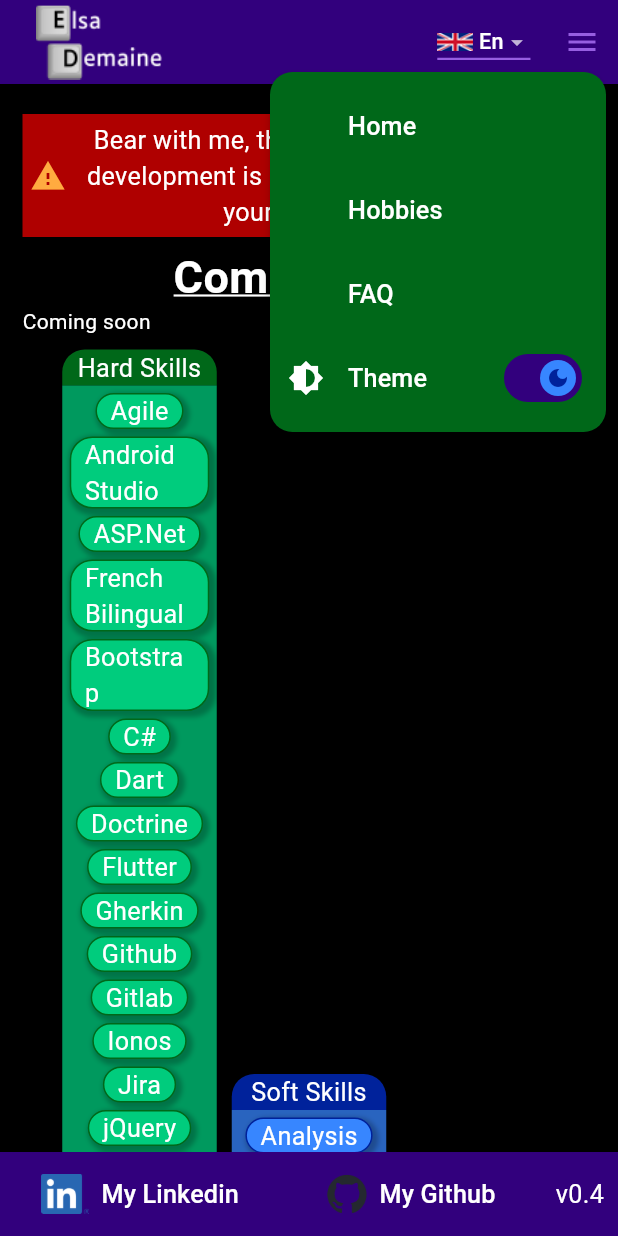
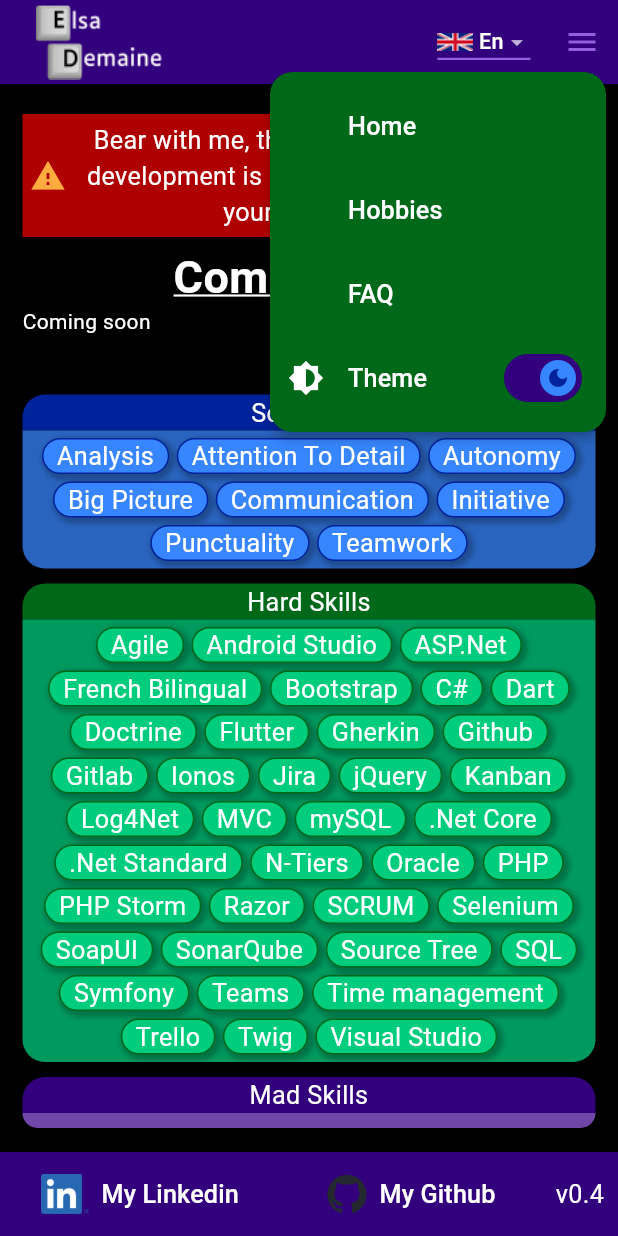
Before and after one commit to elsa-demaine/portfolio_elsa, a Flutter app: the screen it shows after launch, after a tap on the "menu" icon, on a phone screen of 412 x 824 dp. Run offline on Flutter 3.47's test engine with Material 3 defaults, Android fonts, the phone set to English and light mode, and no system bars; drawn by our look-alikes of flutter_html; our stand-ins replace carousel_slider.

Commit message:
Refactoring and remake of skills

```diff
--- a/lib/l10n/intl_en.arb
+++ b/lib/l10n/intl_en.arb
@@ -118,7 +118,7 @@
   "faqDevArt": "<strong>Why do I enjoy developing?</strong><br/>I see development as an art;<br/><indent></indent>The art of investigating bugs and turning them into learning opportunities.<br/><indent></indent>The art of writing clean code, it’s like reading a story.<br/><indent></indent>The art of sharing knowledge with coworkers and friends .<br/><indent></indent>The art of creating, modifying, evolving.",
   "faqContact": "<strong>How to contact me?</strong><br/>You can contact me via <a href='https://www.linkedin.com/in/elsa-demaine'>Linkedin</a> where I can give you my CV (in English and/or in French)",
   "faqOpenToWork": "<strong>Am I open to work?</strong><br/>",
-  "faqGit": "<strong>Is ths site's code available?</strong><br/>Yes, you can find it on my <a href='https://github.com/elsa-demaine'>Github</a>. I'm open to advice and feedback (via Merge Request or messaging <a href='https://www.linkedin.com/in/elsa-demaine'>Linkedin</a>)",
+  "faqGit": "<strong>Is the site's code available?</strong><br/>Yes, you can find it on my <a href='https://github.com/elsa-demaine/portfolio_elsa'>Github</a>. I'm open to advice and feedback (via Merge Request or messaging <a href='https://www.linkedin.com/in/elsa-demaine'>Linkedin</a>)",
 
   "hobbies": "Hobbies",
   "okami": "<div style='color:black;'>Experience the critically acclaimed masterpiece with its renowned Sumi-e ink art style in breathtaking high resolution. Take on the role of Amaterasu, the Japanese sun goddess who inhabits the form of a legendary white wolf, on a quest to defeat Orochi, an eight-headed demon and tyrannical monster responsible for turning the world of Nippon into a ruined wasteland.<br/><br/>Players will be able to choose between modern widescreen format or the original release’s 4:3 ratio. Interactive loading game screens from the original game are also included.<br/><br/>Source: <a href='https://store.steampowered.com/app/587620/Okami_HD/'>Steam Okami HD</a></div>",
--- a/lib/l10n/intl_fr.arb
+++ b/lib/l10n/intl_fr.arb
@@ -118,7 +118,7 @@
   "faqDevArt": "<strong>Pourquoi j'aime développer ?</strong><br/>Je vois le développement en tant qu’art ;<br/><indent></indent>L'art d'enquêter sur des bugs pour les transformer en apprentissage.<br/><indent></indent>L'art d'écrire du code propre, c’est comme lire une histoire.<br/><indent></indent>L'art de partager ses connaissances avec ses amis et collègues.<br/><indent></indent>L’art de créer, modifier, évoluer.",
   "faqContact": "<strong>Comment me contacter ?</strong><br/>Vous pouvez me joindre via <a href='https://www.linkedin.com/in/elsa-demaine'>Linkedin</a> où je pourrais vous transmettre mon CV (en anglais et/ou en français)",
   "faqOpenToWork": "<strong>Suis-je à l'écoute du marché ?</strong><br/>",
-  "faqGit": "<strong>Le code du site est-il disponible ?</strong><br/>Oui, vous pouvez le trouver via mon <a href='https://github.com/elsa-demaine'>Github</a>. Je suis ouverte aux conseils et aux retours (via Merge Request ou messagerie <a href='https://www.linkedin.com/in/elsa-demaine'>Linkedin</a>)",
+  "faqGit": "<strong>Le code du site est-il disponible ?</strong><br/>Oui, vous pouvez le trouver via mon <a href='https://github.com/elsa-demaine/portfolio_elsa'>Github</a>. Je suis ouverte aux conseils et aux retours (via Merge Request ou messagerie <a href='https://www.linkedin.com/in/elsa-demaine'>Linkedin</a>)",
 
   "hobbies": "Loisirs",
   "okami": "<div style='color:black;'>Découvrez cet incroyable chef-d'œuvre et son style graphique sumi-e inimitable en haute résolution. Incarnez Amaterasu, la déesse japonaise du soleil, qui prend la forme d'un loup blanc légendaire pour tenter de vaincre Orochi, un tyrannique démon à huit têtes n'ayant laissé du Nippon qu'un vaste champ de ruines.<br/><br/>Les joueurs peuvent choisir entre un affichage écran large moderne et le format 4:3 du titre d'origine. Des écrans de chargement interactifs du jeu d'origine ont également été inclus.<br/><br/>Source : <a href='https://store.steampowered.com/app/587620/Okami_HD/'>Steam Okami HD</a></div>",
--- a/lib/utils/exp_item.dart
+++ b/lib/utils/exp_item.dart
@@ -39,7 +39,7 @@ class ExpItemState extends State<ExpItem> {
   }
 }
 
-extension ExpItemHeader on State<ExpItem> {
+extension _ExpItemHeader on State<ExpItem> {
   List<Widget> header() {
     return [
       Text(widget.business,
@@ -59,7 +59,7 @@ extension ExpItemHeader on State<ExpItem> {
   }
 }
 
-extension ExpItemInfo on State<ExpItem> {
+extension _ExpItemInfo on State<ExpItem> {
   List<Widget> info() {
     return [
       HtmlText(text: widget.infos),
@@ -77,7 +77,7 @@ extension ExpItemInfo on State<ExpItem> {
   }
 }
 
-extension ExpItemLogo on State<ExpItem> {
+extension _ExpItemLogo on State<ExpItem> {
   Widget logo() {
     return Center(
       child: SizedBox(
@@ -93,7 +93,7 @@ extension ExpItemLogo on State<ExpItem> {
   }
 }
 
-extension ExpItemLeft on State<ExpItem> {
+extension _ExpItemLeft on State<ExpItem> {
   buildLeft() {
     return Row(
       mainAxisAlignment: MainAxisAlignment.spaceBetween,
@@ -126,7 +126,7 @@ extension ExpItemLeft on State<ExpItem> {
   }
 }
 
-extension ExpItemRight on State<ExpItem> {
+extension _ExpItemRight on State<ExpItem> {
   buildRight() {
     return Row(
       mainAxisAlignment: MainAxisAlignment.spaceBetween,
@@ -159,7 +159,7 @@ extension ExpItemRight on State<ExpItem> {
   }
 }
 
-extension ExpItemColumn on State<ExpItem> {
+extension _ExpItemColumn on State<ExpItem> {
   buildColumn() {
     return Column(
       children: [
--- a/lib/utils/skill.dart
+++ b/lib/utils/skill.dart
@@ -147,23 +147,19 @@ class Skill extends StatelessWidget{
       },
       child: Padding(
         padding: const EdgeInsets.symmetric(horizontal: 10),
-        child: Text(name),
+        child: Text(name, textAlign: TextAlign.center),
       ),
     );
   }
 }
 
-class SkillsTable extends StatelessWidget {
+class SkillsTable extends StatefulWidget {
   final List<Skill> skills;
+  final List<Skill> hardSkills = [];
+  final List<Skill> softSkills = [];
+  final List<Skill> madSkills = [];
 
-  const SkillsTable({super.key, required this.skills});
-
-  @override
-  Widget build(BuildContext context) {
-    List<Skill> hardSkills = [];
-    List<Skill> softSkills = [];
-    List<Skill> madSkills = [];
-
+  SkillsTable({super.key, required this.skills}) {
     for(Skill skill in skills) {
       switch(skill.type) {
         case SkillType.hard:
@@ -177,34 +173,71 @@ class SkillsTable extends StatelessWidget {
           break;
       }
     }
+  }
 
-    return Padding(
-      padding: const EdgeInsets.symmetric(vertical: 10),
-      child: Row(
-        mainAxisSize: MainAxisSize.min,
-        crossAxisAlignment: CrossAxisAlignment.center,
-        children: [
-          Flexible(
+  @override
+  SkillsTableState createState() => SkillsTableState();
+}
+
+class SkillsTableState extends State<SkillsTable> {
+  @override
+  Widget build(BuildContext context) {
+    if(context.mediaQuery.size.width > context.mediaQuery.size.height){
+      return buildHorizontal();
+    }
+    else {
+      return buildVertical();
+    }
+  }
+}
+
+extension _SkillTable on State<SkillsTable> {
+  Widget skillTable({double size = 0.25, required SkillType type}) {
+    List<Skill> skills;
+    String skillTitle;
+    Color? bgTitleColor;
+    Color? bgColor;
+
+    if(type == SkillType.hard) {
+      skills = widget.hardSkills;
+      skillTitle = S.current.skillTitleHard;
+      bgTitleColor = myDarkGreen;
+      bgColor = myLightGreen;
+    }
+    else if (type == SkillType.soft){
+      skills = widget.softSkills;
+      skillTitle = S.current.skillTitleSoft;
+      bgTitleColor = myDarkBlue;
+      bgColor = myLightBlue;
+    }
+    else {
+      skills = widget.madSkills;
+      skillTitle = S.current.skillTitleMad;
+      bgTitleColor = myDarkPurple;
+      bgColor = myLightPurple;
+    }
+
+    return Flexible(
       child: Column(
         children: [
           Container(
-                  width: context.mediaQuery.size.width * .25,
-                  decoration: const BoxDecoration(
-                    color: myDarkGreen,
-                    borderRadius: BorderRadius.only(
+            width: context.mediaQuery.size.width * size,
+            decoration: BoxDecoration(
+              color: bgTitleColor,
+              borderRadius: const BorderRadius.only(
                 topLeft: Radius.circular(15.0),
                 topRight: Radius.circular(15.0),
               ),
             ),
-                  child: Text(S.current.skillTitleHard, textAlign: TextAlign.center, style: const TextStyle(color: Colors.white),
+            child: Text(skillTitle, textAlign: TextAlign.center, style: const TextStyle(color: Colors.white),
             ),
           ),
           Container(
             padding: const EdgeInsets.all(5),
-                  width: context.mediaQuery.size.width * .25,
+            width: context.mediaQuery.size.width * size,
             alignment: Alignment.center,
             decoration: BoxDecoration(
-                    color: myLightGreen.withOpacity(0.75),
+              color: bgColor.withOpacity(0.75),
               borderRadius: const BorderRadius.only(
                 bottomLeft: Radius.circular(15.0),
                 bottomRight: Radius.circular(15.0),
@@ -215,89 +248,8 @@ class SkillsTable extends StatelessWidget {
                   spacing: 5,
                   runSpacing: 5,
                   alignment: WrapAlignment.center,
-                      children: hardSkills.map((skill) => skill.build(context)).toList()
+                  children: skills.map((skill) => skill.build(context)).toList()
               ),
-                  ),
-                ),
-              ],
-            ),
-          ),
-          const SizedBox(width: 10,),
-          Flexible(
-            child: Column(
-              children: [
-                Container(
-                  width: context.mediaQuery.size.width * .25,
-                  decoration: const BoxDecoration(
-                    color: myDarkBlue,
-                    borderRadius: BorderRadius.only(
-                      topLeft: Radius.circular(15.0),
-                      topRight: Radius.circular(15.0),
-                    ),
-                  ),
-                  child: Text(S.current.skillTitleSoft, textAlign: TextAlign.center, style: const TextStyle(color: Colors.white),
-                  ),
-                ),
-                Container(
-                  padding: const EdgeInsets.all(5),
-                  width: context.mediaQuery.size.width * .25,
-                  alignment: Alignment.center,
-                  decoration: BoxDecoration(
-                    color: myLightBlue.withOpacity(0.75),
-                    borderRadius: const BorderRadius.only(
-                      bottomLeft: Radius.circular(15.0),
-                      bottomRight: Radius.circular(15.0),
-                    ),
-                  ),
-                  child: Center(
-                    child: Wrap(
-                      spacing: 5,
-                      runSpacing: 5,
-                      alignment: WrapAlignment.center,
-                      children: softSkills.map((skill) => skill.build(context)).toList()
-                    ),
-                  ),
-                ),
-              ],
-            ),
-          ),
-          const SizedBox(width: 10,),
-          Flexible(
-            child: Column(
-              children: [
-                Container(
-                  width: context.mediaQuery.size.width * .25,
-                  decoration: const BoxDecoration(
-                    color: myDarkPurple,
-                    borderRadius: BorderRadius.only(
-                      topLeft: Radius.circular(15.0),
-                      topRight: Radius.circular(15.0),
-                    ),
-                  ),
-                  child: Text(S.current.skillTitleMad, textAlign: TextAlign.center, style: const TextStyle(color: Colors.white),
-                  ),
-                ),
-                Container(
-                  padding: const EdgeInsets.all(5),
-                  width: context.mediaQuery.size.width * .25,
-                  alignment: Alignment.center,
-                  decoration: BoxDecoration(
-                    color: myLightPurple.withOpacity(0.75),
-                    borderRadius: const BorderRadius.only(
-                      bottomLeft: Radius.circular(15.0),
-                      bottomRight: Radius.circular(15.0),
-                    ),
-                  ),
-                  child: Center(
-                    child: Wrap(
-                      spacing: 5,
-                      runSpacing: 5,
-                      alignment: WrapAlignment.center,
-                      children: madSkills.map((skill) => skill.build(context)).toList()
-                    ),
-                  ),
-                ),
-              ],
             ),
           ),
         ],
@@ -305,3 +257,39 @@ class SkillsTable extends StatelessWidget {
     );
   }
 }
+
+extension _HorizontalTable on State<SkillsTable> {
+  Widget buildHorizontal() {
+    return Padding(
+      padding: const EdgeInsets.symmetric(vertical: 10),
+      child: Row(
+        mainAxisSize: MainAxisSize.min,
+        children: [
+          skillTable(type: SkillType.soft),
+          const SizedBox(width: 10),
+          skillTable(type: SkillType.hard),
+          const SizedBox(width: 10),
+          skillTable(type: SkillType.mad),
+        ],
+      ),
+    );
+  }
+}
+
+extension _VerticalTable on State<SkillsTable> {
+  Widget buildVertical() {
+    return Padding(
+      padding: const EdgeInsets.symmetric(vertical: 10),
+      child: Column(
+        mainAxisSize: MainAxisSize.min,
+        children: [
+          skillTable(size: context.mediaQuery.size.width, type: SkillType.soft),
+          const SizedBox(height: 10),
+          skillTable(size: context.mediaQuery.size.width, type: SkillType.hard),
+          const SizedBox(height: 10),
+          skillTable(size: context.mediaQuery.size.width, type: SkillType.mad),
+        ],
+      ),
+    );
+  }
+}
--- a/lib/views/home.dart
+++ b/lib/views/home.dart
@@ -57,6 +57,8 @@ class _MyHomePageState extends State<MyHomePage> {
 
                 TitleText(text: S.current.intro),
                 HtmlText(text: S.current.intro),
+
+                const SizedBox(height: 30),
 
                 //#region Experiences
                 SkillsTable(skills: [
```
Also changed, not shown: lib/generated/intl/messages_en.dart, lib/generated/intl/messages_fr.dart, lib/generated/l10n.dart. Lines whose indentation alone changed are shown as unchanged.
